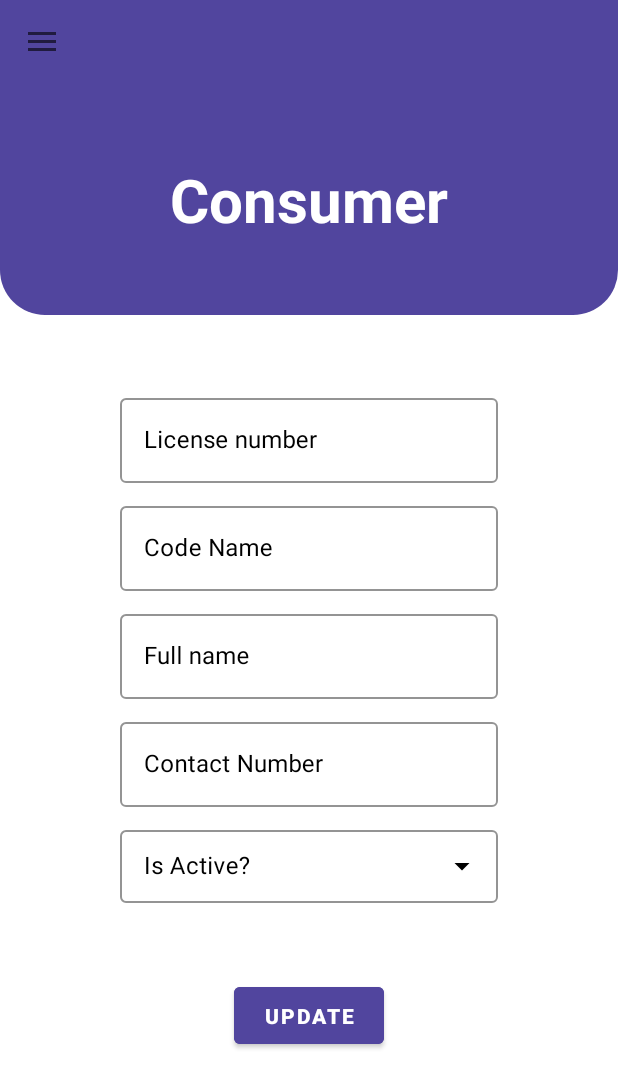
After one commit to asmrayat/Find-My-Bus, an Android app: the fragment busInventory_update placed in its activity, on a phone screen of 412 x 824 dp. The commit adds this screen. Shown: the top 1088 px of the screen. Run offline under Robolectric (Android 15) with nearby library versions, the phone set to English and light mode, and no system bars.

Commit message:
consumer update

```diff
--- a/app/src/main/java/com/algostackbd/findmybus/MainActivity.java
+++ b/app/src/main/java/com/algostackbd/findmybus/MainActivity.java
@@ -1,14 +1,86 @@
 package com.algostackbd.findmybus;
 
+import androidx.annotation.NonNull;
+import androidx.appcompat.app.ActionBarDrawerToggle;
 import androidx.appcompat.app.AppCompatActivity;
+import androidx.appcompat.widget.Toolbar;
+import androidx.core.view.GravityCompat;
+import androidx.drawerlayout.widget.DrawerLayout;
 
+import android.content.Intent;
 import android.os.Bundle;
+import android.view.MenuItem;
 
-public class MainActivity extends AppCompatActivity {
+import com.google.android.material.navigation.NavigationView;
+
+public class MainActivity extends AppCompatActivity implements NavigationView.OnNavigationItemSelectedListener {
+
+    private DrawerLayout drawerLayout;
 
     @Override
     protected void onCreate(Bundle savedInstanceState) {
         super.onCreate(savedInstanceState);
         setContentView(R.layout.activity_main);
+        Toolbar toolbar = findViewById(R.id.toolbar);
+        drawerLayout =findViewById(R.id.nav_view);
+        NavigationView navigationView = findViewById(R.id.navigation_view);
+        navigationView.setNavigationItemSelectedListener(this);
+        getSupportFragmentManager().beginTransaction().replace(R.id.frg_cnt,new busInfoAdd());
+
+
+        ActionBarDrawerToggle toggle = new ActionBarDrawerToggle(this,drawerLayout,toolbar,R.string.navifation_draw_open,R.string.navifation_draw_close);
+
+        drawerLayout.addDrawerListener(toggle);
+        toggle.syncState();
+
+        if(savedInstanceState==null)
+        {
+            getSupportFragmentManager().beginTransaction().replace(R.id.frg_cnt,new busInfoAdd()).commit();
+            navigationView.setCheckedItem(R.id.busInfo);
+        }
     }
+
+    @Override
+    public boolean onNavigationItemSelected(@NonNull MenuItem menuitem) {
+
+        switch (menuitem.getItemId())
+        {
+            case R.id.busInfo:
+                getSupportFragmentManager().beginTransaction().replace(R.id.frg_cnt,new busInfoAdd()).commit();
+                break;
+            case R.id.businventore:
+                getSupportFragmentManager().beginTransaction().replace(R.id.frg_cnt,new busInventory_update()).commit();
+                break;
+            case R.id.updateTransport:
+                getSupportFragmentManager().beginTransaction().replace(R.id.frg_cnt,new bus_trans_demand()).commit();
+                break;
+            case R.id.logout:
+                Intent myIntent = new Intent(MainActivity.this, demoWelcome.class);
+                startActivity(myIntent);
+                finishAffinity();
+                break;
+
+        }
+
+        drawerLayout.closeDrawer(GravityCompat.START);
+
+
+
+        return true;
+    }
+
+    @Override
+    public void onBackPressed() {
+
+        if(drawerLayout.isDrawerOpen(GravityCompat.START))
+        {
+            drawerLayout.closeDrawer(GravityCompat.START);
+        }
+        else
+        {
+            super.onBackPressed();
+        }
+
+    }
+
 }
--- /dev/null
+++ b/app/src/main/java/com/algostackbd/findmybus/busInfoAdd.java
@@ -0,0 +1,19 @@
+package com.algostackbd.findmybus;
+
+import android.os.Bundle;
+import android.view.LayoutInflater;
+import android.view.View;
+import android.view.ViewGroup;
+
+import androidx.annotation.NonNull;
+import androidx.annotation.Nullable;
+import androidx.fragment.app.Fragment;
+
+public class busInfoAdd extends Fragment {
+
+    @Nullable
+    @Override
+    public View onCreateView(@NonNull LayoutInflater inflater, @Nullable ViewGroup container, @Nullable Bundle savedInstanceState) {
+        return inflater.inflate(R.layout.bus_information,container,false);
+    }
+}
--- /dev/null
+++ b/app/src/main/java/com/algostackbd/findmybus/busInventory_update.java
@@ -0,0 +1,37 @@
+package com.algostackbd.findmybus;
+
+import android.os.Bundle;
+import android.view.LayoutInflater;
+import android.view.View;
+import android.view.ViewGroup;
+import android.widget.ArrayAdapter;
+import android.widget.AutoCompleteTextView;
+
+import androidx.annotation.NonNull;
+import androidx.annotation.Nullable;
+import androidx.fragment.app.Fragment;
+
+public class busInventory_update extends Fragment {
+
+    @Nullable
+    @Override
+    public View onCreateView(@NonNull LayoutInflater inflater, @Nullable ViewGroup container, @Nullable Bundle savedInstanceState) {
+        return inflater.inflate(R.layout.bus_inventory_update,container,false);
+    }
+
+    @Override
+    public void onViewCreated(@NonNull View view, @Nullable Bundle savedInstanceState) {
+        super.onViewCreated(view, savedInstanceState);
+
+        String[] isActive = new String[]{"Active ","Not Active "};
+
+        ArrayAdapter<String> adapter1 = new ArrayAdapter<>(
+                getActivity(),
+                R.layout.drop_down_item,
+                isActive
+        );
+        AutoCompleteTextView autoCompleteTextView1= view.findViewById(R.id.isActiveDrop);
+        autoCompleteTextView1.setAdapter(adapter1);
+
+    }
+}
--- a/app/src/main/res/layout/activity_login_as_admin.xml
+++ b/app/src/main/res/layout/activity_login_as_admin.xml
@@ -86,7 +86,7 @@
         </com.google.android.material.textfield.TextInputLayout>
 
         <Button
-
+            android:id="@+id/loginAsAdminBtn"
             android:layout_width="100dp"
             android:layout_height="50dp"
             android:backgroundTint="#51459e"
--- /dev/null
+++ b/app/src/main/res/layout/bus_inventory_update.xml
@@ -0,0 +1,177 @@
+<?xml version="1.0" encoding="utf-8"?>
+<LinearLayout xmlns:android="http://schemas.android.com/apk/res/android"
+    android:layout_width="match_parent"
+    android:layout_height="match_parent"
+    xmlns:app="http://schemas.android.com/apk/res-auto"
+    android:weightSum="5"
+    android:orientation="vertical"
+    android:background="@color/white"
+
+    >
+
+
+    <LinearLayout
+        android:background="@drawable/login_header"
+        android:layout_weight="4"
+        android:layout_width="match_parent"
+        android:layout_height="match_parent">
+        <TextView
+            android:layout_width="match_parent"
+            android:layout_height="match_parent"
+            android:gravity="center"
+            android:textSize="40dp"
+            android:textColor="@color/white"
+            android:textStyle="bold"
+            android:text="Consumer"
+            ></TextView>
+    </LinearLayout>
+
+    <LinearLayout
+        android:layout_weight="1"
+        android:layout_width="match_parent"
+        android:layout_height="match_parent"
+        android:orientation="vertical">
+
+        <com.google.android.material.textfield.TextInputLayout
+            android:id="@+id/licenceNumber"
+            android:layout_width="match_parent"
+            android:layout_height="wrap_content"
+            android:layout_marginTop="50dp"
+            android:layout_marginLeft="80dp"
+            android:layout_marginRight="80dp"
+            android:hint="License number"
+            android:gravity="center"
+            app:hintTextColor="#51459e"
+            app:boxStrokeColor="@color/black"
+            android:textColorHint="@color/black"
+            app:boxBackgroundColor="@color/white"
+            style="@style/Widget.MaterialComponents.TextInputLayout.OutlinedBox">
+            >
+
+            <com.google.android.material.textfield.TextInputEditText
+                android:layout_width="match_parent"
+                android:layout_height="wrap_content"
+                android:id="@+id/licenceNumberUpdate"
+                android:textColor="@color/black"
+                android:inputType="text"
+                />
+        </com.google.android.material.textfield.TextInputLayout>
+        <com.google.android.material.textfield.TextInputLayout
+            android:id="@+id/codeName"
+            android:layout_width="match_parent"
+            android:layout_height="wrap_content"
+            android:layout_marginTop="10dp"
+            android:layout_marginLeft="80dp"
+            android:layout_marginRight="80dp"
+            android:hint="Code Name"
+            android:gravity="center"
+            app:hintTextColor="#51459e"
+            app:boxStrokeColor="@color/black"
+            android:textColorHint="@color/black"
+            app:boxBackgroundColor="@color/white"
+            style="@style/Widget.MaterialComponents.TextInputLayout.OutlinedBox">
+            >
+
+            <com.google.android.material.textfield.TextInputEditText
+                android:layout_width="match_parent"
+                android:layout_height="wrap_content"
+                android:id="@+id/codeNameUpdate"
+                android:textColor="@color/black"
+                android:inputType="text"
+                />
+        </com.google.android.material.textfield.TextInputLayout>
+        <com.google.android.material.textfield.TextInputLayout
+            android:id="@+id/driverFullName"
+            android:layout_width="match_parent"
+            android:layout_height="wrap_content"
+            android:layout_marginTop="10dp"
+            android:layout_marginLeft="80dp"
+            android:layout_marginRight="80dp"
+            android:hint="Full name"
+            android:gravity="center"
+            app:hintTextColor="#51459e"
+            app:boxStrokeColor="@color/black"
+            android:textColorHint="@color/black"
+            app:boxBackgroundColor="@color/white"
+            style="@style/Widget.MaterialComponents.TextInputLayout.OutlinedBox">
+            >
+
+            <com.google.android.material.textfield.TextInputEditText
+                android:layout_width="match_parent"
+                android:layout_height="wrap_content"
+                android:id="@+id/driverFullNameUpdate"
+                android:textColor="@color/black"
+                android:inputType="text"
+                />
+        </com.google.android.material.textfield.TextInputLayout>
+        <com.google.android.material.textfield.TextInputLayout
+            android:id="@+id/driverContactNumber"
+            android:layout_width="match_parent"
+            android:layout_height="wrap_content"
+            android:layout_marginTop="10dp"
+            android:layout_marginLeft="80dp"
+            android:layout_marginRight="80dp"
+            android:hint="Contact Number"
+            android:gravity="center"
+            app:hintTextColor="#51459e"
+            app:boxStrokeColor="@color/black"
+            android:textColorHint="@color/black"
+            app:boxBackgroundColor="@color/white"
+            style="@style/Widget.MaterialComponents.TextInputLayout.OutlinedBox">
+            >
+
+            <com.google.android.material.textfield.TextInputEditText
+                android:layout_width="match_parent"
+                android:layout_height="wrap_content"
+                android:id="@+id/driverContactNumberUpdate"
+                android:textColor="@color/black"
+                android:inputType="text"
+                />
+        </com.google.android.material.textfield.TextInputLayout>
+
+        <com.google.android.material.textfield.TextInputLayout
+            app:boxStrokeColor="@color/black"
+            android:textColorHint="@color/black"
+            app:hintTextColor="#124c7e"
+            app:endIconTint="@color/black"
+            android:layout_width="match_parent"
+            android:layout_height="wrap_content"
+            android:layout_marginTop="10dp"
+            android:layout_marginLeft="80dp"
+            android:layout_marginRight="80dp"
+            android:hint="Is Active?"
+            app:boxBackgroundColor="@color/white"
+            style="@style/Widget.MaterialComponents.TextInputLayout.OutlinedBox.Dense.ExposedDropdownMenu"
+            >
+
+
+            <AutoCompleteTextView
+                android:layout_width="match_parent"
+                android:layout_height="wrap_content"
+                android:id="@+id/isActiveDrop"
+                android:inputType="none"
+                android:textColor="@color/black"
+                >
+
+            </AutoCompleteTextView>
+
+            <Button
+                android:id="@+id/updateInfoFromAdminBtn"
+                android:layout_width="100dp"
+                android:layout_height="50dp"
+                android:backgroundTint="#51459e"
+                android:text="Update"
+                android:textStyle="bold"
+                android:textColor="#ffffff"
+                android:layout_gravity="center"
+                android:layout_marginTop="50dp"
+                />
+        </com.google.android.material.textfield.TextInputLayout>
+
+
+
+
+
+    </LinearLayout>
+
+</LinearLayout>
--- a/app/src/main/res/menu/menu.xml
+++ b/app/src/main/res/menu/menu.xml
@@ -5,15 +5,15 @@
 
     <group  android:checkableBehavior="single">
 
-        <item android:id="@+id/frg1"
+        <item android:id="@+id/busInfo"
             android:title="Bus Info"
             android:icon="@drawable/ic_bus_info"
             ></item>
-        <item android:id="@+id/frg2"
+        <item android:id="@+id/businventore"
             android:title="Bus inventory update"
             android:icon="@drawable/ic_update"
             ></item>
-        <item android:id="@+id/frg3"
+        <item android:id="@+id/updateTransport"
             android:title="Update transport demands"
             android:icon="@drawable/ic_data"
             ></item>
--- a/app/src/main/res/values/strings.xml
+++ b/app/src/main/res/values/strings.xml
@@ -1,3 +1,5 @@
 <resources>
     <string name="app_name">Find My Bus</string>
+    <string name="navifation_draw_open">open nav</string>
+    <string name="navifation_draw_close">close nav</string>
 </resources>
```
Also changed, not shown: app/src/main/java/com/algostackbd/findmybus/bus_trans_demand.java (added, +19 -0 lines), app/src/main/java/com/algostackbd/findmybus/login_as_admin.java (+13 -0 lines), app/src/main/res/drawable/search_view_bg.xml (added, +9 -0 lines), app/src/main/res/layout/bus_information.xml (added, +45 -0 lines), app/src/main/res/layout/update_transport_demands.xml (added, +18 -0 lines).
